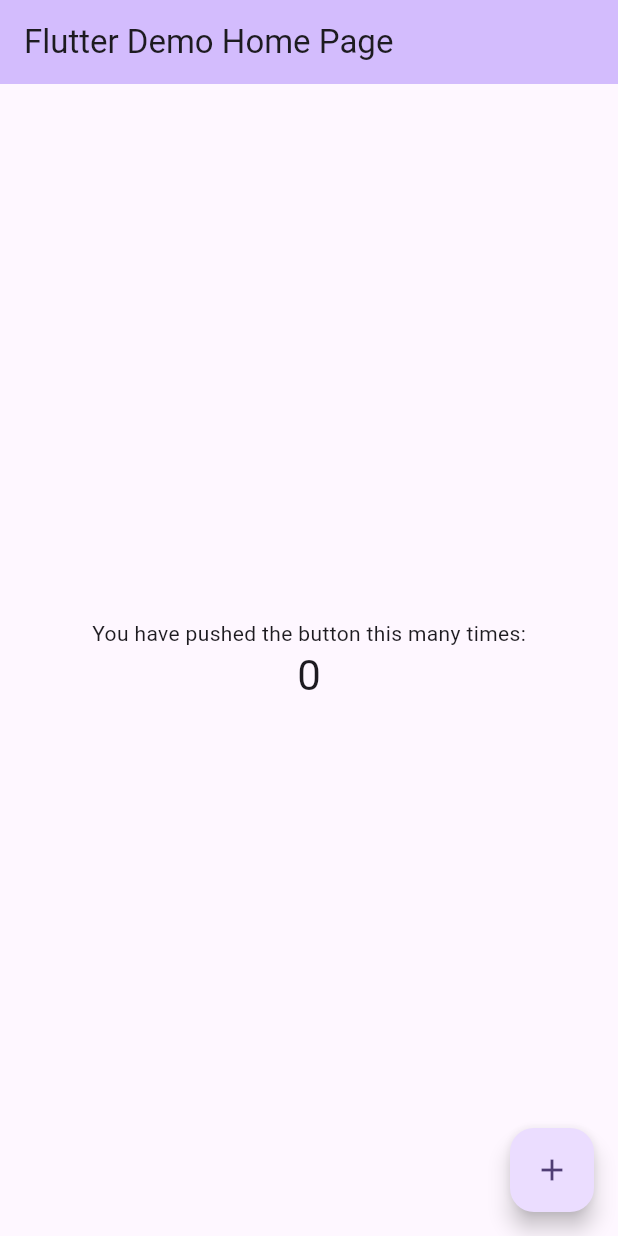
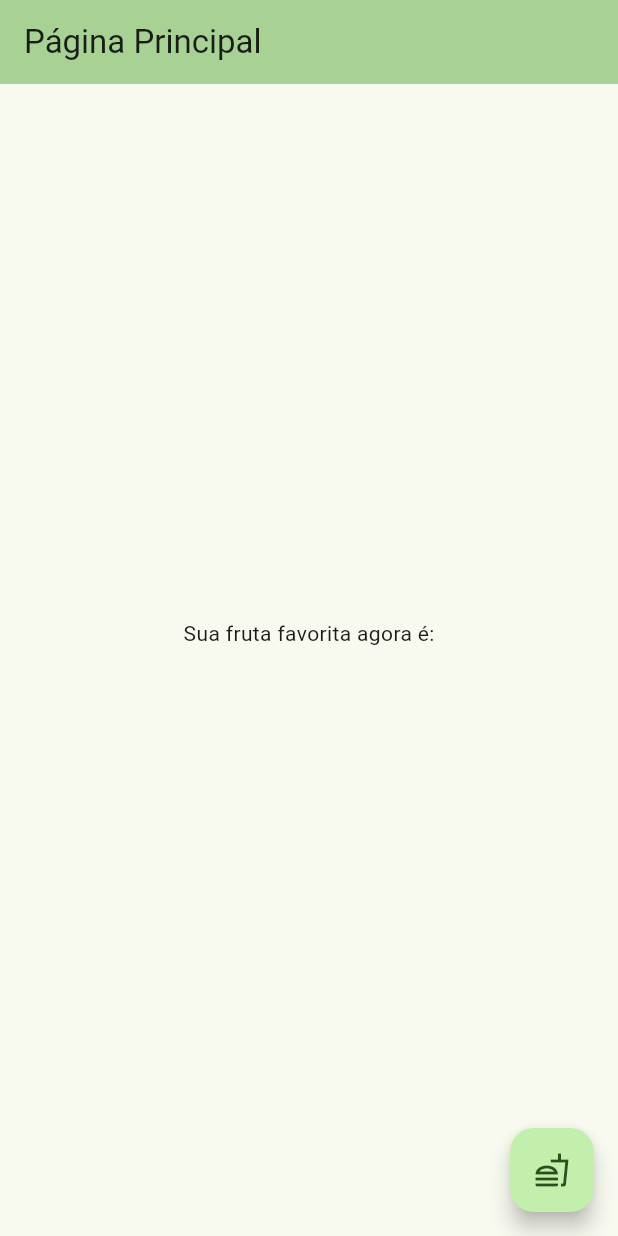
Before and after one commit to caiocv18/primeiroappflutterdio, a Flutter app: the screen it shows after launch, on a phone screen of 412 x 824 dp. Run offline on Flutter 3.47's test engine with Material 3 defaults, Android fonts, the phone set to English and light mode, and no system bars.

Commit message:
Adicionando a personalização no applicativo

```diff
--- a/lib/main.dart
+++ b/lib/main.dart
@@ -1,3 +1,5 @@
+import 'dart:math';
+
 import 'package:flutter/material.dart';
 
 void main() {
@@ -7,47 +9,22 @@
 class MyApp extends StatelessWidget {
   const MyApp({super.key});
 
-  // This widget is the root of your application.
   @override
   Widget build(BuildContext context) {
     return MaterialApp(
-      title: 'Flutter Demo',
+      title: 'Primeiro App DIO',
       theme: ThemeData(
-        // This is the theme of your application.
-        //
-        // TRY THIS: Try running your application with "flutter run". You'll see
-        // the application has a purple toolbar. Then, without quitting the app,
-        // try changing the seedColor in the colorScheme below to Colors.green
-        // and then invoke "hot reload" (save your changes or press the "hot
-        // reload" button in a Flutter-supported IDE, or press "r" if you used
-        // the command line to start the app).
-        //
-        // Notice that the counter didn't reset back to zero; the application
-        // state is not lost during the reload. To reset the state, use hot
-        // restart instead.
-        //
-        // This works for code too, not just values: Most code changes can be
-        // tested with just a hot reload.
-        colorScheme: ColorScheme.fromSeed(seedColor: Colors.deepPurple),
+        colorScheme:
+            ColorScheme.fromSeed(seedColor: Color.fromARGB(255, 26, 46, 18)),
         useMaterial3: true,
       ),
-      home: const MyHomePage(title: 'Flutter Demo Home Page'),
+      home: const MyHomePage(title: 'Página Principal'),
     );
   }
 }
 
 class MyHomePage extends StatefulWidget {
   const MyHomePage({super.key, required this.title});
-
-  // This widget is the home page of your application. It is stateful, meaning
-  // that it has a State object (defined below) that contains fields that affect
-  // how it looks.
-
-  // This class is the configuration for the state. It holds the values (in this
-  // case the title) provided by the parent (in this case the App widget) and
-  // used by the build method of the State. Fields in a Widget subclass are
-  // always marked "final".
-
   final String title;
 
   @override
@@ -56,70 +33,57 @@
 
 class _MyHomePageState extends State<MyHomePage> {
   int _counter = 0;
+  String _frutaEscolhida = "";
+  final List<String> _frutas = [
+    "Banana",
+    "Maçã",
+    "Pera",
+    "Abacaxi",
+    "Uva",
+    "Morango",
+    "Limão",
+    "Caju",
+    "Melancia",
+    "Laranja",
+    "Abacate",
+    "Coco",
+    "Amora",
+    "Ameixa"
+  ];
 
-  void _incrementCounter() {
+  void _escolheFruta() {
+    final int _numeroDeFrutas = _frutas.length;
     setState(() {
-      // This call to setState tells the Flutter framework that something has
-      // changed in this State, which causes it to rerun the build method below
-      // so that the display can reflect the updated values. If we changed
-      // _counter without calling setState(), then the build method would not be
-      // called again, and so nothing would appear to happen.
-      _counter++;
+      _frutaEscolhida = _frutas[Random().nextInt(_numeroDeFrutas)];
     });
   }
 
   @override
   Widget build(BuildContext context) {
-    // This method is rerun every time setState is called, for instance as done
-    // by the _incrementCounter method above.
-    //
-    // The Flutter framework has been optimized to make rerunning build methods
-    // fast, so that you can just rebuild anything that needs updating rather
-    // than having to individually change instances of widgets.
     return Scaffold(
       appBar: AppBar(
-        // TRY THIS: Try changing the color here to a specific color (to
-        // Colors.amber, perhaps?) and trigger a hot reload to see the AppBar
-        // change color while the other colors stay the same.
         backgroundColor: Theme.of(context).colorScheme.inversePrimary,
-        // Here we take the value from the MyHomePage object that was created by
-        // the App.build method, and use it to set our appbar title.
         title: Text(widget.title),
       ),
       body: Center(
-        // Center is a layout widget. It takes a single child and positions it
-        // in the middle of the parent.
         child: Column(
-          // Column is also a layout widget. It takes a list of children and
-          // arranges them vertically. By default, it sizes itself to fit its
-          // children horizontally, and tries to be as tall as its parent.
-          //
-          // Column has various properties to control how it sizes itself and
-          // how it positions its children. Here we use mainAxisAlignment to
-          // center the children vertically; the main axis here is the vertical
-          // axis because Columns are vertical (the cross axis would be
-          // horizontal).
-          //
-          // TRY THIS: Invoke "debug painting" (choose the "Toggle Debug Paint"
-          // action in the IDE, or press "p" in the console), to see the
-          // wireframe for each widget.
           mainAxisAlignment: MainAxisAlignment.center,
           children: <Widget>[
             const Text(
-              'You have pushed the button this many times:',
+              'Sua fruta favorita agora é:',
             ),
             Text(
-              '$_counter',
+              '$_frutaEscolhida',
               style: Theme.of(context).textTheme.headlineMedium,
             ),
           ],
         ),
       ),
       floatingActionButton: FloatingActionButton(
-        onPressed: _incrementCounter,
+        onPressed: _escolheFruta,
         tooltip: 'Increment',
-        child: const Icon(Icons.add),
-      ), // This trailing comma makes auto-formatting nicer for build methods.
+        child: const Icon(Icons.fastfood_outlined),
+      ),
     );
   }
 }
```
